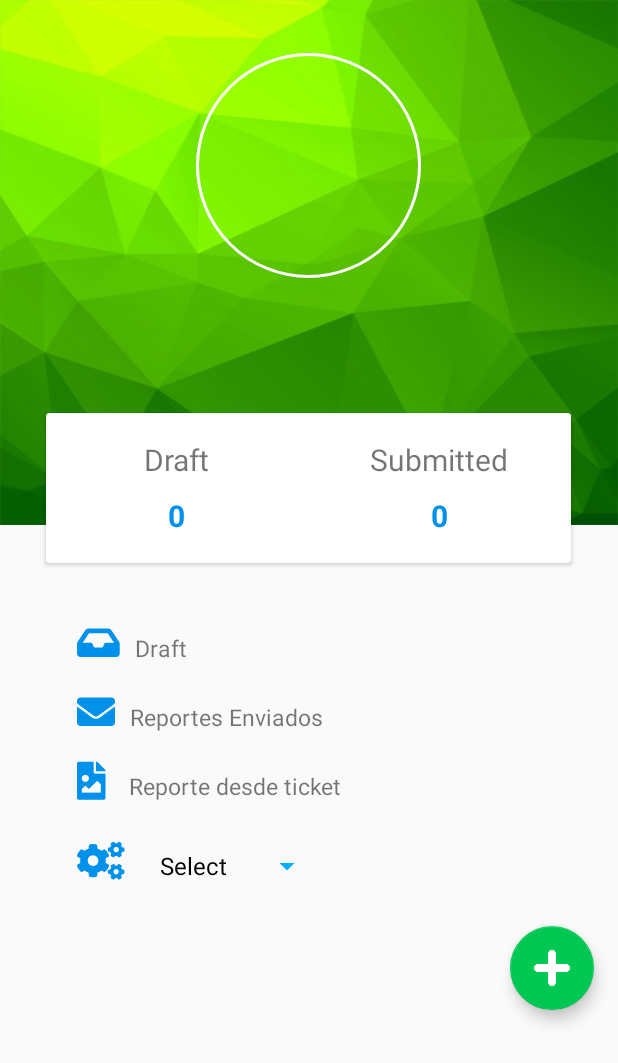
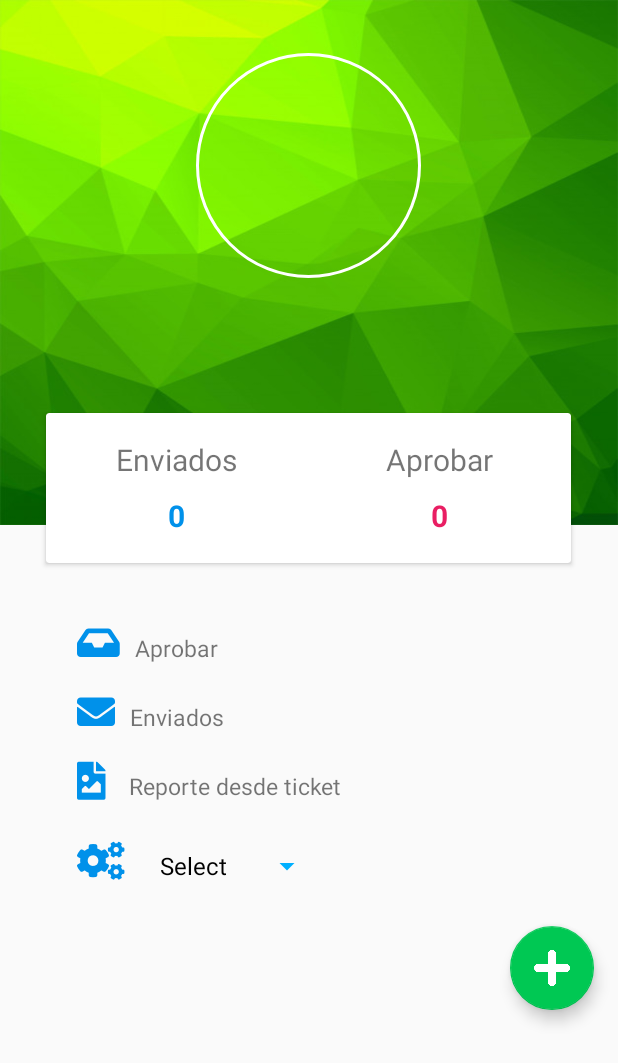
Before and after one commit to MFuentes1992/dNomics, an Android app: the Dashboard screen opened directly, with no data from a screen before it, on a phone screen of 412 x 824 dp. Shown: the top 1063 px of the screen. Run offline under Robolectric (Android 15) with nearby library versions, the phone set to English and light mode, and no system bars; our stand-ins replace CircleImageView; 1 statement that could not run was skipped.

Commit message:
Cambios primer quincena diciembre parte 1

```diff
--- a/app/src/main/res/layout/activity_dashboard.xml
+++ b/app/src/main/res/layout/activity_dashboard.xml
@@ -65,18 +65,20 @@
                         <TextView
                             android:layout_width="wrap_content"
                             android:layout_height="wrap_content"
-                            android:text="Draft"
+                            android:text="@string/submitted"
                             android:textSize="20sp" />
 
                         <TextView
                             android:layout_width="wrap_content"
                             android:layout_height="wrap_content"
                             android:paddingTop="10dp"
-                            android:id="@+id/lblDraftNumber"
+                            android:id="@+id/lblSubmittedNumber"
                             android:text="0"
                             android:textColor="@color/colorDarkBlue"
                             android:textSize="20sp"
                             android:textStyle="bold" />
+
+
                     </LinearLayout>
 
                     <LinearLayout
@@ -89,18 +91,19 @@
                         <TextView
                             android:layout_width="wrap_content"
                             android:layout_height="wrap_content"
-                            android:text="Submitted"
+                            android:text="@string/draft"
                             android:textSize="20sp" />
 
                         <TextView
                             android:layout_width="wrap_content"
                             android:layout_height="wrap_content"
                             android:paddingTop="10dp"
-                            android:id="@+id/lblSubmittedNumber"
+                            android:id="@+id/lblDraftNumber"
                             android:text="0"
-                            android:textColor="@color/colorDarkBlue"
+                            android:textColor="@color/colorRed"
                             android:textSize="20sp"
                             android:textStyle="bold" />
+
                     </LinearLayout>
 
                 </LinearLayout>
--- a/app/src/main/res/layout/activity_new_report.xml
+++ b/app/src/main/res/layout/activity_new_report.xml
@@ -88,13 +88,13 @@
             <TextView
                 android:id="@+id/lblLocation"
                 android:layout_width="match_parent"
-                android:layout_height="50dp"
+                android:layout_height="15dp"
                 android:text="@string/location" />
 
             <EditText
                 android:id="@+id/txtReportLocation"
                 android:layout_width="match_parent"
-                android:layout_height="50dp"></EditText>
+                android:layout_height="40dp"></EditText>
 
             <Button
                 android:id="@+id/btnGoToLineItem"
--- a/app/src/main/res/values/strings.xml
+++ b/app/src/main/res/values/strings.xml
@@ -32,8 +32,8 @@
     <string name="reportname">&#xf15b; Nombre del Reporte</string>
     <string name="date">&#xf133; Fecha</string>
     <string name="location">&#xf3c5; Lugar</string>
-    <string name="draft">Draft</string>
-    <string name="submitted">Reportes Enviados</string>
+    <string name="draft">Aprobar</string>
+    <string name="submitted">Enviados</string>
     <string name="ticket">Reporte desde ticket</string>
     <string name="setings">Setings</string>
     <string name="showMessageAtention">¡Atención!</string>
```
